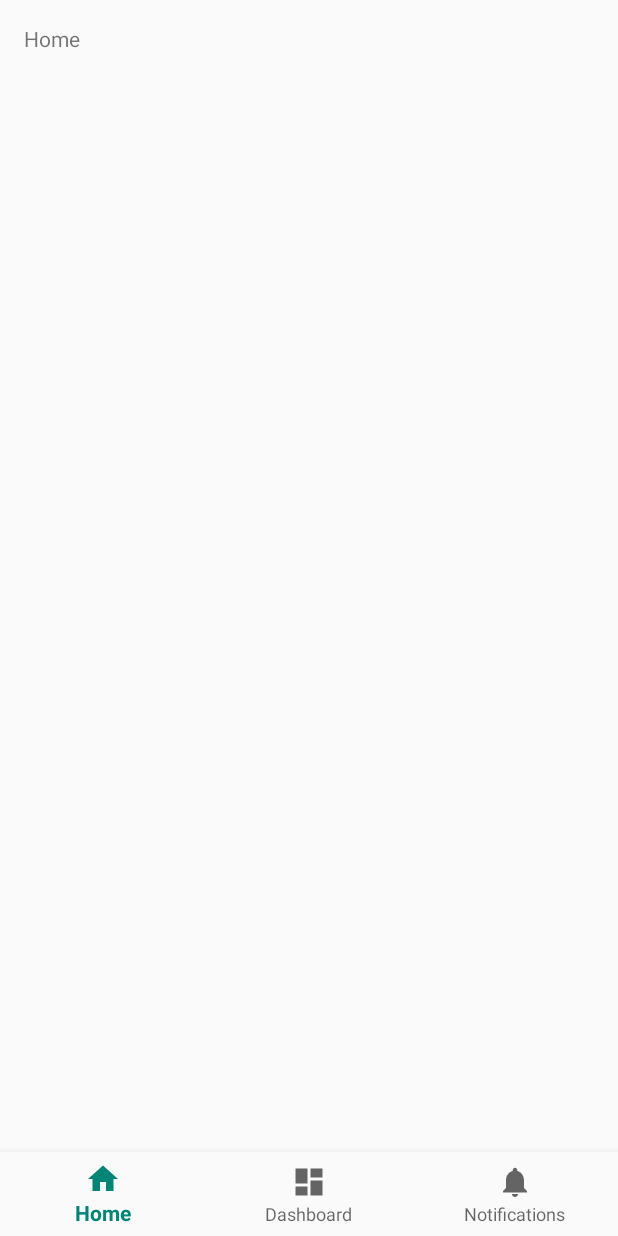
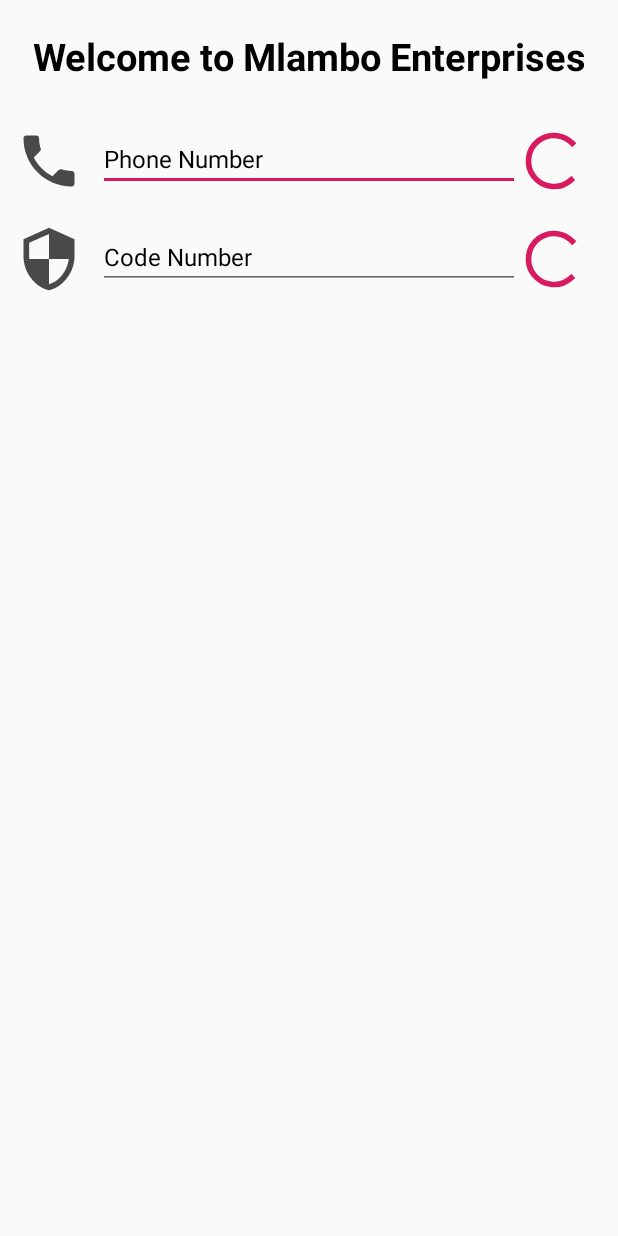
Before and after one commit to ThenerStudios/Mlambolivestock, an Android app: the screen it shows after launch (Home before the commit, PhoneAuth after it), on a phone screen of 412 x 824 dp. Run offline under Robolectric (Android 15) with nearby library versions, the phone set to English and light mode, and no system bars.

```diff
--- a/app/src/main/AndroidManifest.xml
+++ b/app/src/main/AndroidManifest.xml
@@ -9,6 +9,7 @@
         android:roundIcon="@mipmap/ic_launcher_round"
         android:supportsRtl="true"
         android:theme="@style/AppTheme">
+        <activity android:name=".Auth.PhoneAuth"></activity>
         <activity android:name=".Home">
             <intent-filter>
                 <action android:name="android.intent.action.MAIN" />
--- /dev/null
+++ b/app/src/main/java/com/mlambo/mlamboenterprise/Auth/PhoneAuth.java
@@ -0,0 +1,15 @@
+package com.mlambo.mlamboenterprise.Auth;
+
+import android.support.v7.app.AppCompatActivity;
+import android.os.Bundle;
+
+import com.mlambo.mlamboenterprise.R;
+
+public class PhoneAuth extends AppCompatActivity {
+
+    @Override
+    protected void onCreate(Bundle savedInstanceState) {
+        super.onCreate(savedInstanceState);
+        setContentView(R.layout.activity_phone_auth);
+    }
+}
--- /dev/null
+++ b/app/src/main/res/drawable/ic_call.xml
@@ -0,0 +1,5 @@
+<vector android:height="24dp" android:tint="#494949"
+    android:viewportHeight="24.0" android:viewportWidth="24.0"
+    android:width="24dp" xmlns:android="http://schemas.android.com/apk/res/android">
+    <path android:fillColor="#FF000000" android:pathData="M6.62,10.79c1.44,2.83 3.76,5.14 6.59,6.59l2.2,-2.2c0.27,-0.27 0.67,-0.36 1.02,-0.24 1.12,0.37 2.33,0.57 3.57,0.57 0.55,0 1,0.45 1,1V20c0,0.55 -0.45,1 -1,1 -9.39,0 -17,-7.61 -17,-17 0,-0.55 0.45,-1 1,-1h3.5c0.55,0 1,0.45 1,1 0,1.25 0.2,2.45 0.57,3.57 0.11,0.35 0.03,0.74 -0.25,1.02l-2.2,2.2z"/>
+</vector>
--- /dev/null
+++ b/app/src/main/res/drawable/ic_security.xml
@@ -0,0 +1,5 @@
+<vector android:height="24dp" android:tint="#494949"
+    android:viewportHeight="24.0" android:viewportWidth="24.0"
+    android:width="24dp" xmlns:android="http://schemas.android.com/apk/res/android">
+    <path android:fillColor="#FF000000" android:pathData="M12,1L3,5v6c0,5.55 3.84,10.74 9,12 5.16,-1.26 9,-6.45 9,-12L21,5l-9,-4zM12,11.99h7c-0.53,4.12 -3.28,7.79 -7,8.94L12,12L5,12L5,6.3l7,-3.11v8.8z"/>
+</vector>
--- a/app/src/main/res/layout/activity_home.xml
+++ b/app/src/main/res/layout/activity_home.xml
@@ -7,16 +7,13 @@
     android:layout_height="match_parent"
     tools:context=".Home">
 
-    <TextView
-        android:id="@+id/message"
-        android:layout_width="wrap_content"
-        android:layout_height="wrap_content"
-        android:layout_marginStart="@dimen/activity_horizontal_margin"
-        android:layout_marginLeft="@dimen/activity_horizontal_margin"
-        android:layout_marginTop="@dimen/activity_vertical_margin"
-        android:text="@string/title_home"
-        app:layout_constraintLeft_toLeftOf="parent"
-        app:layout_constraintTop_toTopOf="parent" />
+    <FrameLayout
+        android:id="@+id/fragment_container"
+        android:layout_width="match_parent"
+        android:layout_height="match_parent"
+        app:layout_constraintBottom_toTopOf="@+id/nav_view"
+        app:layout_constraintStart_toStartOf="parent"
+        app:layout_constraintTop_toTopOf="parent"/>
 
     <android.support.design.widget.BottomNavigationView
         android:id="@+id/nav_view"
@@ -30,4 +27,5 @@
         app:layout_constraintRight_toRightOf="parent"
         app:menu="@menu/bottom_nav_menu" />
 
+
 </android.support.constraint.ConstraintLayout>
--- /dev/null
+++ b/app/src/main/res/layout/activity_phone_auth.xml
@@ -0,0 +1,107 @@
+<?xml version="1.0" encoding="utf-8"?>
+<LinearLayout xmlns:android="http://schemas.android.com/apk/res/android"
+    xmlns:app="http://schemas.android.com/apk/res-auto"
+    xmlns:tools="http://schemas.android.com/tools"
+    android:layout_width="match_parent"
+    android:layout_height="match_parent"
+    android:orientation="vertical"
+    tools:context=".Auth.PhoneAuth">
+
+    <LinearLayout
+        android:layout_width="match_parent"
+        android:layout_height="wrap_content"
+        android:orientation="vertical">
+
+        <TextView
+            android:layout_width="match_parent"
+            android:layout_height="wrap_content"
+            android:layout_margin="20dp"
+            android:textSize="25sp"
+            android:text="@string/welcome_to_mlambo_enterprises"
+            android:textAlignment="center"
+            android:textColor="@color/text"
+            android:textStyle="bold"/>
+
+    </LinearLayout>
+
+    <LinearLayout
+        android:id="@+id/phone_layout"
+        android:layout_width="match_parent"
+        android:layout_height="wrap_content"
+        android:orientation="horizontal"
+        android:layout_margin="10dp">
+
+        <ImageView
+            android:id="@+id/phone"
+            android:layout_width="45dp"
+            android:layout_height="45dp"
+            app:srcCompat="@drawable/ic_call"
+            tools:ignore="ContentDescription" />
+
+        <EditText
+            android:id="@+id/PhoneEditText"
+            android:layout_width="0dp"
+            android:layout_height="wrap_content"
+            android:layout_marginLeft="10dp"
+            android:layout_marginStart="10dp"
+            android:layout_weight="1"
+            android:ems="10"
+            android:hint="@string/phone_number"
+            android:inputType="phone"
+            android:textColorHint="@color/text"
+            android:textSize="16sp"
+            tools:ignore="TextFields" />
+
+        <ProgressBar
+            android:id="@+id/PhoneProgress"
+            style="?android:attr/progressBarStyle"
+            android:layout_width="45dp"
+            android:layout_height="45dp"
+            android:layout_marginEnd="10dp"
+            android:layout_marginRight="10dp"
+             />
+
+    </LinearLayout>
+
+    <LinearLayout
+        android:id="@+id/Code_layout"
+        android:layout_width="match_parent"
+        android:layout_height="wrap_content"
+        android:layout_margin="10dp"
+        android:orientation="horizontal"
+        >
+
+        <ImageView
+            android:id="@+id/lock"
+            android:layout_width="45dp"
+            android:layout_height="45dp"
+            app:srcCompat="@drawable/ic_security"
+            tools:ignore="ContentDescription" />
+
+        <EditText
+            android:id="@+id/CodeEditText"
+            android:layout_width="0dp"
+            android:layout_height="wrap_content"
+            android:layout_marginLeft="10dp"
+            android:layout_marginStart="10dp"
+            android:layout_weight="1"
+            android:textColorHint="@color/text"
+            android:hint="@string/code_number"
+            android:inputType="number"
+            android:textSize="16sp"
+            android:visibility="visible"
+            tools:ignore="TextFields"
+            tools:visibility="invisible" />
+
+        <ProgressBar
+            android:id="@+id/CodeProgress"
+            style="?android:attr/progressBarStyle"
+            android:layout_width="45dp"
+            android:layout_height="45dp"
+            android:layout_marginEnd="10dp"
+            android:layout_marginRight="10dp" />
+
+    </LinearLayout>
+
+
+</LinearLayout>
--- a/app/src/main/res/values/colors.xml
+++ b/app/src/main/res/values/colors.xml
@@ -3,4 +3,7 @@
     <color name="colorPrimary">#008577</color>
     <color name="colorPrimaryDark">#00574B</color>
     <color name="colorAccent">#D81B60</color>
+
+    <!--Added Colours-->
+    <color name="text">#000000</color>
 </resources>
--- a/app/src/main/res/values/strings.xml
+++ b/app/src/main/res/values/strings.xml
@@ -7,4 +7,7 @@
 
     <!-- TODO: Remove or change this placeholder text -->
     <string name="hello_blank_fragment">Hello blank fragment</string>
+    <string name="welcome_to_mlambo_enterprises">Welcome to Mlambo Enterprises</string>
+    <string name="phone_number">Phone Number</string>
+    <string name="code_number">Code Number</string>
 </resources>
```
Also changed, not shown: app/src/main/java/com/mlambo/mlamboenterprise/Fragments/DashboardFragment.java (+3 -46 lines), app/src/main/java/com/mlambo/mlamboenterprise/Fragments/HomeFragmant.java (+3 -46 lines), app/src/main/java/com/mlambo/mlamboenterprise/Fragments/NotificationFragment.java (+2 -46 lines), app/src/main/java/com/mlambo/mlamboenterprise/Home.java (+50 -20 lines), app/src/main/res/layout/fragment_dashboard.xml (+3 -10 lines), app/src/main/res/layout/fragment_home_fragmant.xml (+3 -10 lines), app/src/main/res/layout/fragment_notification.xml (+3 -10 lines).
